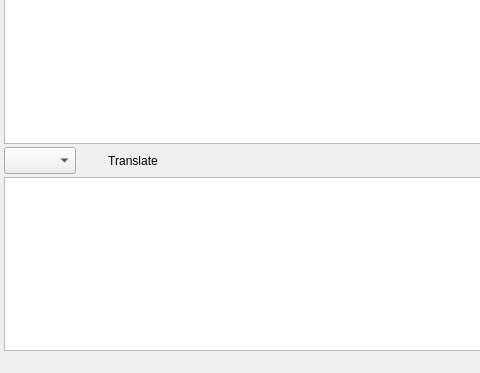
First picture: the form in mainwindow.ui, repository jjzhang166/MyTranslater, before the edit; both pictures show x 0 to 480 and y 87 to 460 of the 614 by 460 pixel window.
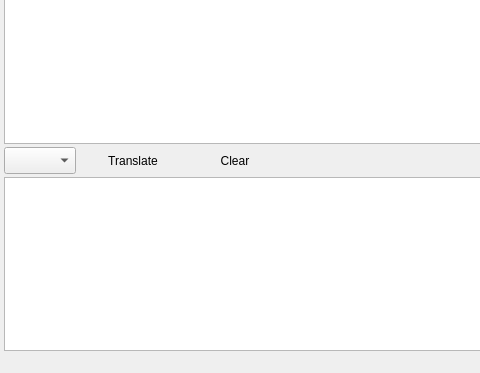
Second picture: the form after the edit. Custom widgets are drawn as their Qt base class.

Commit message: New - add clear function

Diff of the .ui file:
```diff
--- a/mainwindow.ui
+++ b/mainwindow.ui
@@ -98,6 +98,34 @@
           </property>
          </widget>
         </item>
+        <item>
+         <widget class="QPushButton" name="btnClear">
+          <property name="minimumSize">
+           <size>
+            <width>90</width>
+            <height>25</height>
+           </size>
+          </property>
+          <property name="maximumSize">
+           <size>
+            <width>90</width>
+            <height>25</height>
+           </size>
+          </property>
+          <property name="focusPolicy">
+           <enum>Qt::NoFocus</enum>
+          </property>
+          <property name="styleSheet">
+           <string notr="true"/>
+          </property>
+          <property name="text">
+           <string>Clear</string>
+          </property>
+          <property name="flat">
+           <bool>true</bool>
+          </property>
+         </widget>
+        </item>
         <item>
          <spacer name="horizontalSpacer_4">
           <property name="orientation">
```
The commit also changes 3 other files.
